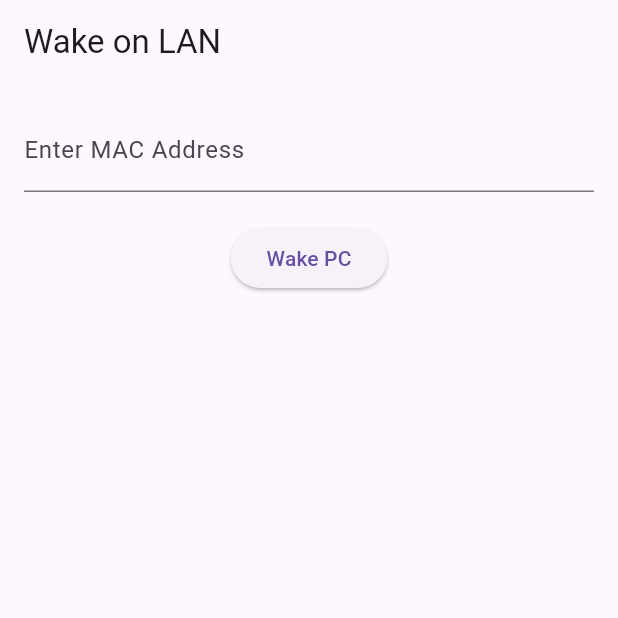
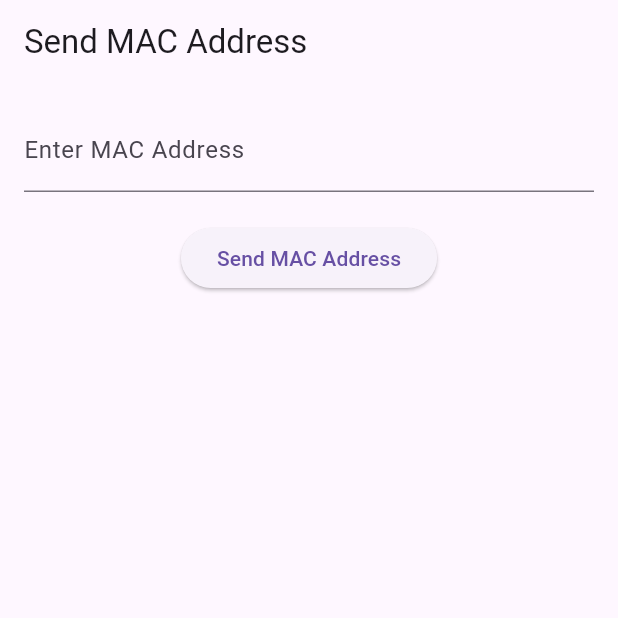
Before and after one commit to TattlingElk/WakeOnLan-Remote, a Flutter app: the screen it shows after launch, on a phone screen of 412 x 824 dp, the top half of it. Run offline on Flutter 3.47's test engine with Material 3 defaults, Android fonts, the light colour scheme and no system bars; our stand-ins replace shared_preferences; missing offline and left inert: udp.

Commit message:
Updated mobile code

```diff
--- a/wakeonlan_mobile/lib/main.dart
+++ b/wakeonlan_mobile/lib/main.dart
@@ -2,6 +2,7 @@ import 'package:flutter/material.dart';
 import 'package:udp/udp.dart';
 import 'package:shared_preferences/shared_preferences.dart';
 import 'dart:typed_data';
+import 'dart:io';
 
 void main() {
   runApp(const MyApp());
@@ -12,7 +13,7 @@ class MyApp extends StatelessWidget {
 
   @override
   Widget build(BuildContext context) {
-    return MaterialApp(
+    return const MaterialApp(
       home: WoLApp(),
     );
   }
@@ -26,9 +27,9 @@ class WoLApp extends StatefulWidget {
 }
 
 class _WoLAppState extends State<WoLApp> {
-  final String serverIp = '83.85.92.230'; // Replace with your server IP
-  final int serverPort = 2525; // Replace with your server port
   String macAddress = '';
+  final String targetIp = 'tattlingelk.com'; // Replace with your target IP
+  final int targetPort = 2525; // Replace with your target port
 
   @override
   void initState() {
@@ -48,7 +49,7 @@ class _WoLAppState extends State<WoLApp> {
     await prefs.setString('last_mac_address', macAddress); // Save the MAC address
   }
 
-  Future<void> sendWoL(String macAddress) async {
+  Future<void> sendMacAddress(String macAddress) async {
     // Validate MAC address format
     if (!isValidMacAddress(macAddress)) {
       print('Invalid MAC address format: $macAddress');
@@ -69,15 +70,14 @@ class _WoLAppState extends State<WoLApp> {
       }
     }
 
-    // Send the magic packet to the broadcast address
-    var sender = await UDP.bind(Endpoint.any(port: Port(0))); // Bind to any available port
-    await sender.send(magicPacket, Endpoint.broadcast(port: Port(serverPort))); // Use the same port as the server
-    print('Magic packet sent to MAC address: $macAddress');
+    // Send the magic packet to the specified IP and port
+    var sender = await UDP.bind(Endpoint.any(port: const Port(0))); // Bind to any available port
+    await sender.send(magicPacket, Endpoint.unicast(InternetAddress(targetIp), port: Port(targetPort))); // Send to specific IP and port
+    print('Magic packet sent to $targetIp:$targetPort with MAC address: $macAddress');
     sender.close(); // Close the sender after sending
   }
 
   bool isValidMacAddress(String macAddress) {
-    // Check if the MAC address is in the correct format (e.g., "00:1A:2B:3C:4D:5E")
     final RegExp macRegExp = RegExp(r'^([0-9A-Fa-f]{2}[:-]){5}([0-9A-Fa-f]{2})$');
     return macRegExp.hasMatch(macAddress);
   }
@@ -85,7 +85,7 @@ class _WoLAppState extends State<WoLApp> {
   @override
   Widget build(BuildContext context) {
     return Scaffold(
-      appBar: AppBar(title: const Text('Wake on LAN')),
+      appBar: AppBar(title: const Text('Send MAC Address')),
       body: Padding(
         padding: const EdgeInsets.all(16.0),
         child: Column(
@@ -104,12 +104,12 @@ class _WoLAppState extends State<WoLApp> {
               onPressed: () {
                 if (macAddress.isNotEmpty) {
                   _saveLastMacAddress(macAddress); // Save the MAC address
-                  sendWoL(macAddress); // Call sendWoL function with the MAC address
+                  sendMacAddress(macAddress); // Call sendMacAddress function with the MAC address
                 } else {
                   print('Please enter a valid MAC address');
                 }
               },
-              child: const Text('Wake PC'),
+              child: const Text('Send MAC Address'),
             ),
           ],
         ),
```
